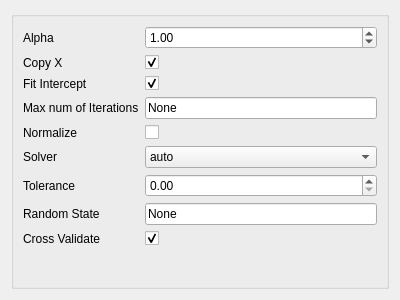
Above: point_spectra_gui/ui/UI Files/UI_Ridge.ui from tisaconundrum2/PySAT-GUI before the change. Below: the same form after it.
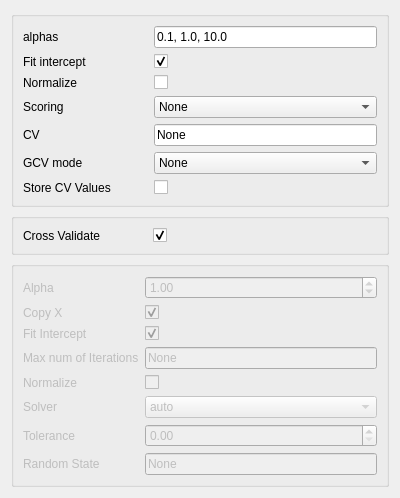
That is the form after the change.

Commit message:
Adding setDisable() to buttons and widgets
disable buttons and widgets that aren't a part of CV

The edit to the form file:
```diff
--- a/point_spectra_gui/ui/UI Files/UI_Ridge.ui
+++ b/point_spectra_gui/ui/UI Files/UI_Ridge.ui
@@ -7,118 +7,247 @@
     <x>0</x>
     <y>0</y>
     <width>400</width>
-    <height>300</height>
+    <height>441</height>
    </rect>
   </property>
   <property name="windowTitle">
    <string>Form</string>
   </property>
+  <layout class="QVBoxLayout">
+   <item>
   <layout class="QVBoxLayout" name="verticalLayout">
+     <item>
+      <widget class="QGroupBox" name="formGroupBox_CV">
+       <layout class="QFormLayout" name="formLayout_6">
+        <property name="fieldGrowthPolicy">
+         <enum>QFormLayout::AllNonFixedFieldsGrow</enum>
+        </property>
+        <item row="0" column="0">
+         <widget class="QLabel" name="alphasLabel_2">
+          <property name="text">
+           <string>alphas</string>
+          </property>
+         </widget>
+        </item>
+        <item row="0" column="1">
+         <widget class="QLineEdit" name="alphasLineEdit_2">
+          <property name="text">
+           <string>0.1, 1.0, 10.0</string>
+          </property>
+         </widget>
+        </item>
+        <item row="1" column="0">
+         <widget class="QLabel" name="fitInterceptLabel_3">
+          <property name="text">
+           <string>Fit intercept </string>
+          </property>
+         </widget>
+        </item>
+        <item row="1" column="1">
+         <widget class="QCheckBox" name="fitInterceptCheckBox_3">
+          <property name="checked">
+           <bool>true</bool>
+          </property>
+         </widget>
+        </item>
+        <item row="2" column="0">
+         <widget class="QLabel" name="normalizeLabel_3">
+          <property name="text">
+           <string>Normalize </string>
+          </property>
+         </widget>
+        </item>
+        <item row="2" column="1">
+         <widget class="QCheckBox" name="normalizeCheckBox_3"/>
+        </item>
+        <item row="3" column="0">
+         <widget class="QLabel" name="scoringLabel_2">
+          <property name="text">
+           <string>Scoring</string>
+          </property>
+         </widget>
+        </item>
+        <item row="3" column="1">
+         <widget class="QComboBox" name="scoringComboBox_2">
+          <item>
+           <property name="text">
+            <string>None</string>
+           </property>
+          </item>
+          <item>
+           <property name="text">
+            <string>string</string>
+           </property>
+          </item>
+          <item>
+           <property name="text">
+            <string>callable</string>
+           </property>
+          </item>
+         </widget>
+        </item>
+        <item row="4" column="0">
+         <widget class="QLabel" name="cvLabel_2">
+          <property name="text">
+           <string>CV</string>
+          </property>
+         </widget>
+        </item>
+        <item row="4" column="1">
+         <widget class="QLineEdit" name="cvLineEdit_2">
+          <property name="text">
+           <string>None</string>
+          </property>
+         </widget>
+        </item>
+        <item row="5" column="0">
+         <widget class="QLabel" name="gCVModeLabel_2">
+          <property name="text">
+           <string>GCV mode</string>
+          </property>
+         </widget>
+        </item>
+        <item row="5" column="1">
+         <widget class="QComboBox" name="gCVModeComboBox_2">
+          <item>
+           <property name="text">
+            <string>None</string>
+           </property>
+          </item>
+          <item>
+           <property name="text">
+            <string>auto</string>
+           </property>
+          </item>
+          <item>
+           <property name="text">
+            <string>svd</string>
+           </property>
+          </item>
+          <item>
+           <property name="text">
+            <string>eigen</string>
+           </property>
+          </item>
+         </widget>
+        </item>
+        <item row="6" column="0">
+         <widget class="QLabel" name="storeCVValuesLabel_2">
+          <property name="text">
+           <string>Store CV Values           </string>
+          </property>
+         </widget>
+        </item>
+        <item row="6" column="1">
+         <widget class="QCheckBox" name="storeCVValuesCheckBox_2"/>
+        </item>
+       </layout>
+      </widget>
+     </item>
+     <item>
+      <widget class="QGroupBox" name="formGroupBox_2">
+       <layout class="QFormLayout" name="formLayout_5">
+        <item row="0" column="0">
+         <widget class="QLabel" name="crossValidateLabel_2">
+          <property name="text">
+           <string>Cross Validate              </string>
+          </property>
+         </widget>
+        </item>
+        <item row="0" column="1">
+         <widget class="QCheckBox" name="crossValidateCheckBox_2">
+          <property name="checked">
+           <bool>true</bool>
+          </property>
+         </widget>
+        </item>
+       </layout>
+      </widget>
+     </item>
    <item>
     <widget class="QGroupBox" name="formGroupBox">
-     <layout class="QFormLayout" name="formLayout">
+       <property name="enabled">
+        <bool>false</bool>
+       </property>
+       <layout class="QFormLayout" name="formLayout_2">
       <property name="fieldGrowthPolicy">
        <enum>QFormLayout::AllNonFixedFieldsGrow</enum>
       </property>
       <item row="0" column="0">
-       <widget class="QLabel" name="alphaLabel">
+         <widget class="QLabel" name="alphaLabel_2">
         <property name="text">
          <string>Alpha</string>
         </property>
        </widget>
       </item>
       <item row="0" column="1">
-       <widget class="QDoubleSpinBox" name="alphaDoubleSpinBox">
+         <widget class="QDoubleSpinBox" name="alphaDoubleSpinBox_2">
         <property name="value">
          <double>1.000000000000000</double>
         </property>
        </widget>
       </item>
       <item row="1" column="0">
-       <widget class="QLabel" name="copyXLabel">
+         <widget class="QLabel" name="copyXLabel_2">
         <property name="text">
          <string>Copy X</string>
         </property>
        </widget>
       </item>
       <item row="1" column="1">
-       <widget class="QCheckBox" name="copyXCheckBox">
+         <widget class="QCheckBox" name="copyXCheckBox_2">
         <property name="checked">
          <bool>true</bool>
         </property>
        </widget>
       </item>
       <item row="2" column="0">
-       <widget class="QLabel" name="fitInterceptLabel">
+         <widget class="QLabel" name="fitInterceptLabel_4">
         <property name="text">
          <string>Fit Intercept</string>
         </property>
        </widget>
       </item>
       <item row="2" column="1">
-       <widget class="QCheckBox" name="fitInterceptCheckBox">
+         <widget class="QCheckBox" name="fitInterceptCheckBox_4">
         <property name="checked">
          <bool>true</bool>
         </property>
        </widget>
       </item>
       <item row="3" column="0">
-       <widget class="QLabel" name="maxNumOfIterationsLabel">
+         <widget class="QLabel" name="maxNumOfIterationsLabel_2">
         <property name="text">
          <string>Max num of Iterations</string>
         </property>
        </widget>
       </item>
       <item row="3" column="1">
-       <widget class="QLineEdit" name="maxNumOfIterationslineEdit">
+         <widget class="QLineEdit" name="maxNumOfIterationslineEdit_2">
         <property name="text">
          <string>None</string>
         </property>
        </widget>
       </item>
       <item row="4" column="0">
-       <widget class="QLabel" name="normalizeLabel">
+         <widget class="QLabel" name="normalizeLabel_4">
         <property name="text">
          <string>Normalize</string>
         </property>
        </widget>
       </item>
       <item row="4" column="1">
-       <widget class="QCheckBox" name="normalizeCheckBox"/>
+         <widget class="QCheckBox" name="normalizeCheckBox_4"/>
       </item>
       <item row="5" column="0">
-       <widget class="QLabel" name="solverLabel">
+         <widget class="QLabel" name="solverLabel_2">
         <property name="text">
          <string>Solver</string>
         </property>
        </widget>
       </item>
-      <item row="6" column="0">
-       <widget class="QLabel" name="toleranceLabel">
-        <property name="text">
-         <string>Tolerance</string>
-        </property>
-       </widget>
-      </item>
-      <item row="6" column="1">
-       <widget class="QDoubleSpinBox" name="toleranceDoubleSpinBox"/>
-      </item>
-      <item row="7" column="0">
-       <widget class="QLabel" name="randomStateLabel">
-        <property name="text">
-         <string>Random State</string>
-        </property>
-       </widget>
-      </item>
-      <item row="7" column="1">
-       <widget class="QLineEdit" name="randomStateLineEdit">
-        <property name="text">
-         <string>None</string>
-        </property>
-       </widget>
-      </item>
       <item row="5" column="1">
-       <widget class="QComboBox" name="solverComboBox">
+         <widget class="QComboBox" name="solverComboBox_2">
         <item>
          <property name="text">
           <string>auto</string>
@@ -151,22 +280,34 @@
         </item>
        </widget>
       </item>
-      <item row="8" column="0">
-       <widget class="QLabel" name="crossValidateLabel">
+        <item row="6" column="0">
+         <widget class="QLabel" name="toleranceLabel_2">
         <property name="text">
-         <string>Cross Validate</string>
+           <string>Tolerance</string>
         </property>
        </widget>
       </item>
-      <item row="8" column="1">
-       <widget class="QCheckBox" name="crossValidateCheckBox">
-        <property name="checked">
-         <bool>true</bool>
+        <item row="6" column="1">
+         <widget class="QDoubleSpinBox" name="toleranceDoubleSpinBox_2"/>
+        </item>
+        <item row="7" column="0">
+         <widget class="QLabel" name="randomStateLabel_2">
+          <property name="text">
+           <string>Random State</string>
         </property>
        </widget>
       </item>
-     </layout>
-    </widget>
+        <item row="7" column="1">
+         <widget class="QLineEdit" name="randomStateLineEdit_2">
+          <property name="text">
+           <string>None</string>
+          </property>
+         </widget>
+        </item>
+       </layout>
+      </widget>
+     </item>
+    </layout>
    </item>
   </layout>
  </widget>
```
Lines whose indentation alone changed are shown as unchanged. The commit also changes 3 other files.
